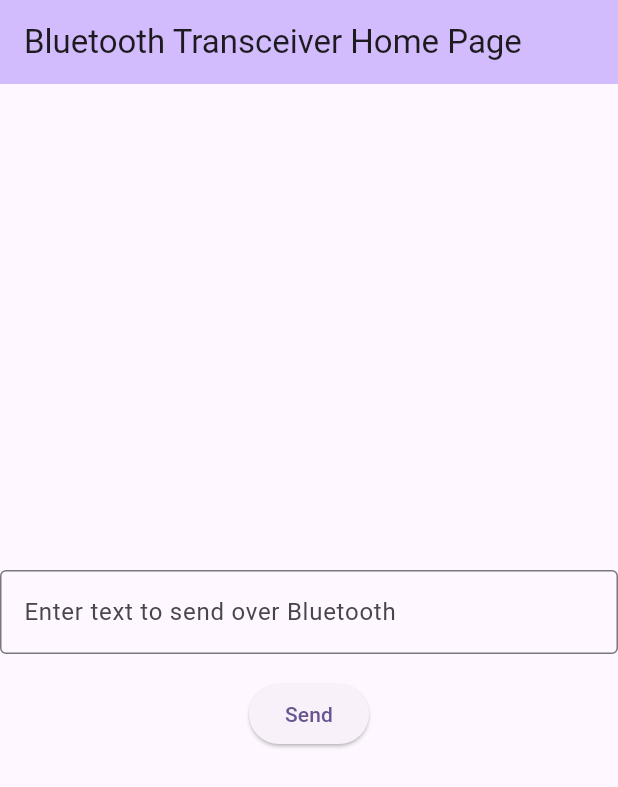
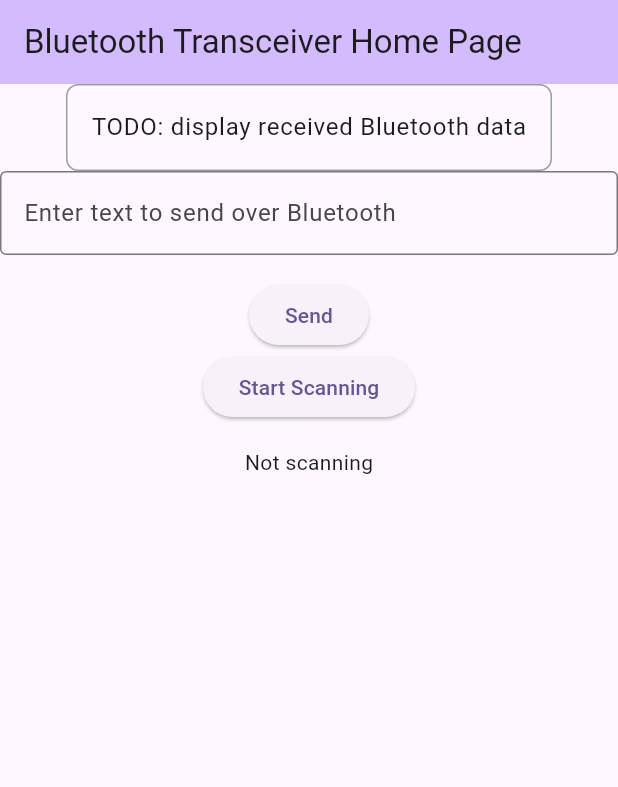
Before and after one commit to danielvallance/flutter_bluetooth_communication, a Flutter app: the screen it shows after launch, on a phone screen of 412 x 824 dp. Shown: the top 787 px of the screen. Run offline on Flutter 3.47's test engine with Material 3 defaults, Android fonts, the light colour scheme and no system bars; our stand-ins replace flutter_blue_plus.

Commit message:
Created skeleton UI elements
The UI now has elements to send data, display
received data, scan for devices to connect with,
and connect to the devices

I will wait until my HM-10 bluetooth module
arrives to start experimenting with it (my
HM-05 does not support Bluetooth Low Energy)

Also decided on the flutter_blue_plus module
for bluetooth communication, however this is subject
to change

I should also disable the sending and receiving data
elements when there is no connection, however I will
implement this once I start experimenting with the
Bluetooth communication

```diff
--- /dev/null
+++ b/lib/bluetooth_connection_control.dart
@@ -0,0 +1,86 @@
+import 'dart:developer';
+
+import 'package:flutter/material.dart';
+
+class BluetoothConnectionControl extends StatefulWidget {
+  const BluetoothConnectionControl({super.key});
+
+  @override
+  State<BluetoothConnectionControl> createState() =>
+      _BluetoothConnectionControlState();
+}
+
+class _BluetoothConnectionControlState
+    extends State<BluetoothConnectionControl> {
+  bool _isScanning = false;
+  List<String> _bluetoothPeripherals = [];
+  String? connectingDevice;
+
+  void _startScanning() {
+    setState(() {
+      _isScanning = true;
+      _bluetoothPeripherals = ["Device 1", "Device 2"];
+    });
+    log("Started scanning (TODO: plug in bluetooth scanning)");
+  }
+
+  void _stopScanning() {
+    setState(() {
+      _isScanning = false;
+      _bluetoothPeripherals.clear();
+      connectingDevice = null;
+    });
+    log("Stopped scanning");
+  }
+
+  void _toggleConnect(String deviceName) {
+    setState(() {
+      if (connectingDevice == deviceName) {
+        connectingDevice = null;
+      } else {
+        connectingDevice = deviceName;
+      }
+    });
+  }
+
+  @override
+  Widget build(BuildContext context) {
+    return Expanded(
+        child: Column(
+      children: [
+        ElevatedButton(
+          onPressed: _isScanning ? _stopScanning : _startScanning,
+          child: Text(_isScanning ? 'Stop Scanning' : 'Start Scanning'),
+        ),
+        const SizedBox(height: 16),
+        if (_isScanning)
+          Expanded(
+            child: ListView.builder(
+              itemCount: _bluetoothPeripherals.length,
+              itemBuilder: (context, index) {
+                final deviceName = _bluetoothPeripherals[index];
+                final isConnecting = deviceName == connectingDevice;
+
+                return Padding(
+                  padding:
+                      const EdgeInsets.symmetric(vertical: 4, horizontal: 16),
+                  child: Row(
+                    mainAxisAlignment: MainAxisAlignment.spaceBetween,
+                    children: [
+                      Text(deviceName),
+                      ElevatedButton(
+                        onPressed: () => _toggleConnect(deviceName),
+                        child: Text(isConnecting ? 'Connecting...' : 'Connect'),
+                      ),
+                    ],
+                  ),
+                );
+              },
+            ),
+          )
+        else
+          const Text('Not scanning'),
+      ],
+    ));
+  }
+}
--- a/lib/main.dart
+++ b/lib/main.dart
@@ -1,8 +1,12 @@
 import 'dart:convert';
 import 'dart:developer';
 import 'package:flutter/material.dart';
+import 'package:flutter_blue_plus/flutter_blue_plus.dart';
+import 'package:flutter_bluetooth_communication/bluetooth_connection_control.dart';
+import 'package:flutter_bluetooth_communication/received_message_display.dart';
 
 void main() {
+  FlutterBluePlus.setLogLevel(LogLevel.verbose, color: true);
   runApp(const BluetoothTransceiverApp());
 }
 
@@ -44,6 +48,8 @@
         child: Column(
           mainAxisAlignment: MainAxisAlignment.center,
           children: <Widget>[
+            const ReceivedMessageDisplay(
+                message: "TODO: display received Bluetooth data"),
             TextField(
               controller: _controller,
               decoration: const InputDecoration(
@@ -56,6 +62,7 @@
               onPressed: _handlePress,
               child: const Text('Send'),
             ),
+            const BluetoothConnectionControl(),
           ],
         ),
       ),
--- /dev/null
+++ b/lib/received_message_display.dart
@@ -0,0 +1,25 @@
+import 'package:flutter/material.dart';
+
+class ReceivedMessageDisplay extends StatelessWidget {
+  final String message;
+
+  const ReceivedMessageDisplay({
+    super.key,
+    required this.message,
+  });
+
+  @override
+  Widget build(BuildContext context) {
+    return Container(
+      padding: const EdgeInsets.all(16.0),
+      decoration: BoxDecoration(
+        border: Border.all(color: Colors.grey),
+        borderRadius: BorderRadius.circular(8.0),
+      ),
+      child: Text(
+        message,
+        style: Theme.of(context).textTheme.bodyLarge,
+      ),
+    );
+  }
+}
--- a/pubspec.yaml
+++ b/pubspec.yaml
@@ -35,6 +35,7 @@
   # The following adds the Cupertino Icons font to your application.
   # Use with the CupertinoIcons class for iOS style icons.
   cupertino_icons: ^1.0.8
+  flutter_blue_plus: ^1.34.5
 
 dev_dependencies:
   flutter_test:
```
Also changed, not shown: pubspec.lock, 3 other files.
